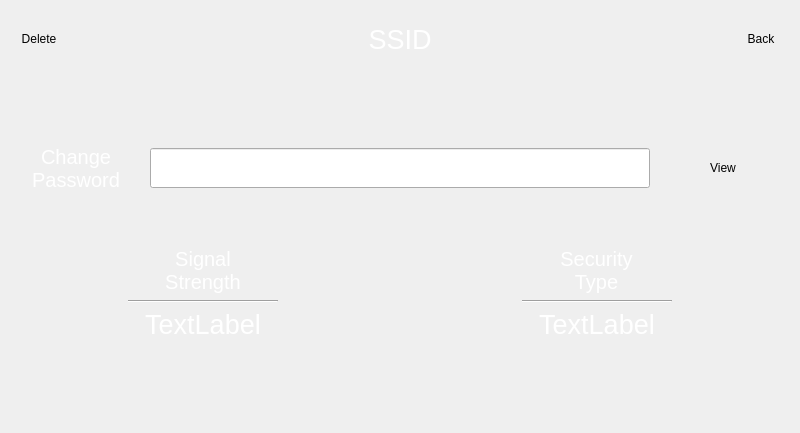
This is BlocksScreen/lib/ui/wifiConnectivityWindow.ui in BlocksTechnology/BlocksScreen as Qt 5 draws it before an edit. The edited form follows.
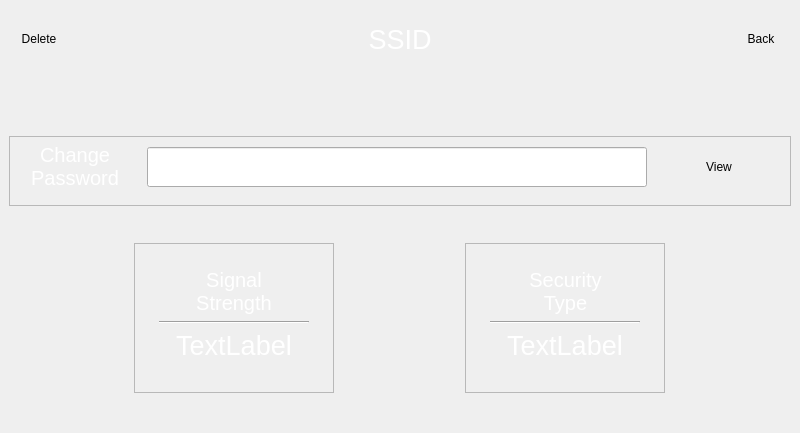
This is the edited form. The open tabs and pages were chosen to show the change. Icons and pictures are not drawn. Custom widgets are drawn as their Qt base class.

Commit message: ADD: re-add some frames to be more like card style

```diff
--- a/BlocksScreen/lib/ui/wifiConnectivityWindow.ui
+++ b/BlocksScreen/lib/ui/wifiConnectivityWindow.ui
@@ -1388,6 +1388,34 @@
        </spacer>
       </item>
       <item>
+       <widget class="BlocksCustomFrame" name="frame_5">
+        <property name="sizePolicy">
+         <sizepolicy hsizetype="Minimum" vsizetype="Minimum">
+          <horstretch>0</horstretch>
+          <verstretch>0</verstretch>
+         </sizepolicy>
+        </property>
+        <property name="maximumSize">
+         <size>
+          <width>16777215</width>
+          <height>70</height>
+         </size>
+        </property>
+        <property name="frameShape">
+         <enum>QFrame::StyledPanel</enum>
+        </property>
+        <property name="frameShadow">
+         <enum>QFrame::Raised</enum>
+        </property>
+        <widget class="QWidget" name="layoutWidget_5">
+         <property name="geometry">
+          <rect>
+           <x>0</x>
+           <y>0</y>
+           <width>776</width>
+           <height>62</height>
+          </rect>
+         </property>
        <layout class="QHBoxLayout" name="horizontalLayout_8">
         <item alignment="Qt::AlignHCenter|Qt::AlignVCenter">
          <widget class="QLabel" name="saved_connection_change_password_label_2">
@@ -1517,10 +1545,46 @@
          </widget>
         </item>
        </layout>
+        </widget>
+       </widget>
       </item>
       <item>
        <layout class="QHBoxLayout" name="horizontalLayout_9">
         <item>
+         <widget class="BlocksCustomFrame" name="frame_3">
+          <property name="sizePolicy">
+           <sizepolicy hsizetype="Minimum" vsizetype="Expanding">
+            <horstretch>0</horstretch>
+            <verstretch>0</verstretch>
+           </sizepolicy>
+          </property>
+          <property name="minimumSize">
+           <size>
+            <width>0</width>
+            <height>0</height>
+           </size>
+          </property>
+          <property name="maximumSize">
+           <size>
+            <width>200</width>
+            <height>150</height>
+           </size>
+          </property>
+          <property name="frameShape">
+           <enum>QFrame::StyledPanel</enum>
+          </property>
+          <property name="frameShadow">
+           <enum>QFrame::Raised</enum>
+          </property>
+          <widget class="QWidget" name="layoutWidget_3">
+           <property name="geometry">
+            <rect>
+             <x>0</x>
+             <y>20</y>
+             <width>201</width>
+             <height>119</height>
+            </rect>
+           </property>
          <layout class="QVBoxLayout" name="verticalLayout_6">
           <item alignment="Qt::AlignHCenter|Qt::AlignBottom">
            <widget class="QLabel" name="sabed_connection_signal_strength_label">
@@ -1652,8 +1716,44 @@
            </widget>
           </item>
          </layout>
+          </widget>
+         </widget>
         </item>
         <item>
+         <widget class="BlocksCustomFrame" name="frame_4">
+          <property name="sizePolicy">
+           <sizepolicy hsizetype="Minimum" vsizetype="Expanding">
+            <horstretch>0</horstretch>
+            <verstretch>0</verstretch>
+           </sizepolicy>
+          </property>
+          <property name="minimumSize">
+           <size>
+            <width>0</width>
+            <height>0</height>
+           </size>
+          </property>
+          <property name="maximumSize">
+           <size>
+            <width>200</width>
+            <height>150</height>
+           </size>
+          </property>
+          <property name="frameShape">
+           <enum>QFrame::StyledPanel</enum>
+          </property>
+          <property name="frameShadow">
+           <enum>QFrame::Raised</enum>
+          </property>
+          <widget class="QWidget" name="layoutWidget_4">
+           <property name="geometry">
+            <rect>
+             <x>0</x>
+             <y>20</y>
+             <width>201</width>
+             <height>119</height>
+            </rect>
+           </property>
          <layout class="QVBoxLayout" name="verticalLayout_7">
           <item alignment="Qt::AlignHCenter|Qt::AlignBottom">
            <widget class="QLabel" name="saved_connection_security_type_label">
@@ -1773,25 +1873,11 @@
            </widget>
           </item>
          </layout>
+          </widget>
+         </widget>
         </item>
        </layout>
       </item>
-      <item>
-       <spacer name="horizontalSpacer_3">
-        <property name="orientation">
-         <enum>Qt::Vertical</enum>
-        </property>
-        <property name="sizeType">
-         <enum>QSizePolicy::Minimum</enum>
-        </property>
-        <property name="sizeHint" stdset="0">
-         <size>
-          <width>20</width>
-          <height>60</height>
-         </size>
-        </property>
-       </spacer>
-      </item>
      </layout>
     </item>
    </layout>
@@ -2651,6 +2737,12 @@
    <extends>QPushButton</extends>
    <header location="global">lib.utils.blocks_togglebutton</header>
   </customwidget>
+  <customwidget>
+   <class>BlocksCustomFrame</class>
+   <extends>QFrame</extends>
+   <header location="global">lib.utils.blocks_frame</header>
+   <container>1</container>
+  </customwidget>
  </customwidgets>
  <resources>
   <include location="resources/background_resources.qrc"/>
```
Left out of the diff: 142 changed lines with no effect on the pictures. Lines whose indentation alone changed are shown as unchanged. The commit also changes 2 other files.
